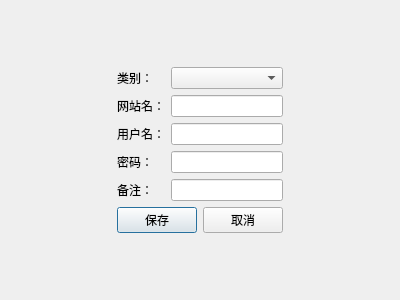
The window that addwindow.ui (23ye/FinalLab) describes before a commit, drawn with Qt 5.
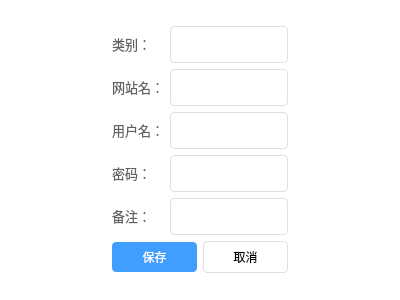
The same window after the commit.

Diff of the .ui file:
```diff
--- a/addwindow.ui
+++ b/addwindow.ui
@@ -13,6 +13,50 @@
   <property name="windowTitle">
    <string>Dialog</string>
   </property>
+  <property name="styleSheet">
+   <string notr="true">QDialog {
+            background-color: #ffffff;
+        }
+        
+        QLabel {
+            color: #606266;
+            font-size: 10pt;
+        }
+
+        /* 输入框 */
+        QLineEdit, QComboBox {
+            border: 1px solid #dcdfe6;
+            border-radius: 4px;
+            padding: 5px;
+            min-height: 25px;
+        }
+        QLineEdit:focus, QComboBox:focus {
+            border: 1px solid #409eff;
+        }
+
+        /* 下拉框箭头颜色 (可选) */
+        QComboBox::drop-down {
+            border: none;
+        }
+
+        /* 按钮通用 */
+        QPushButton {
+            border: 1px solid #dcdfe6;
+            border-radius: 4px;
+            padding: 6px 15px;
+            background-color: #fff;
+        }
+
+        /* 保存按钮 (蓝色) - 确保 objectName 是 btnSave */
+        QPushButton#btnSave {
+            background-color: #409eff;
+            color: white;
+            border: none;
+        }
+        QPushButton#btnSave:hover {
+            background-color: #66b1ff;
+        }</string>
+  </property>
   <layout class="QGridLayout" name="gridLayout">
    <item row="0" column="1">
     <spacer name="verticalSpacer">
```
